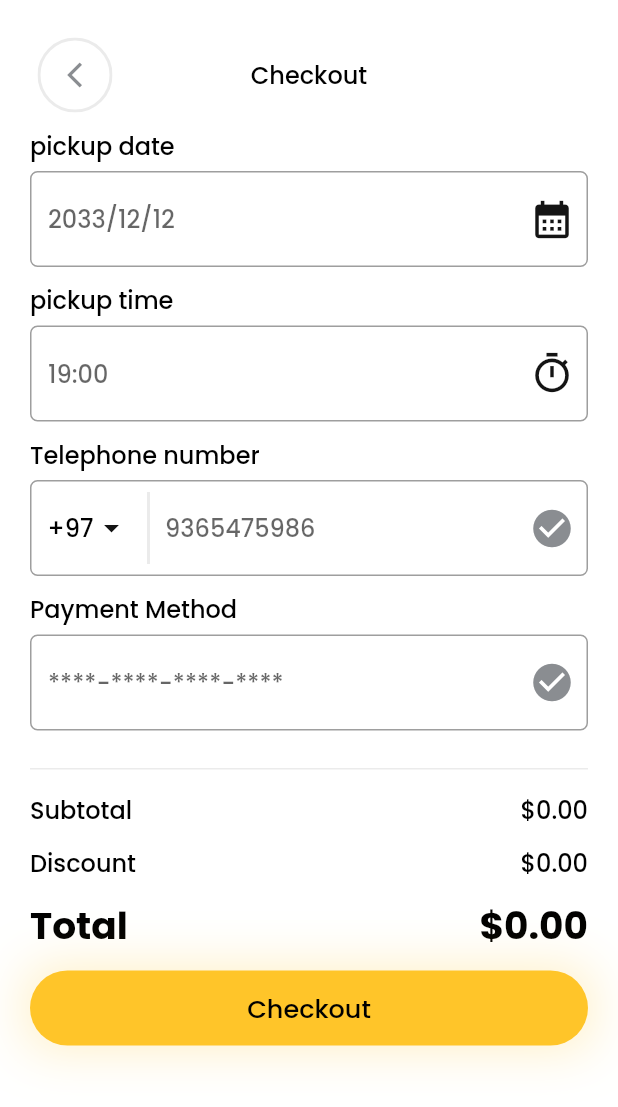
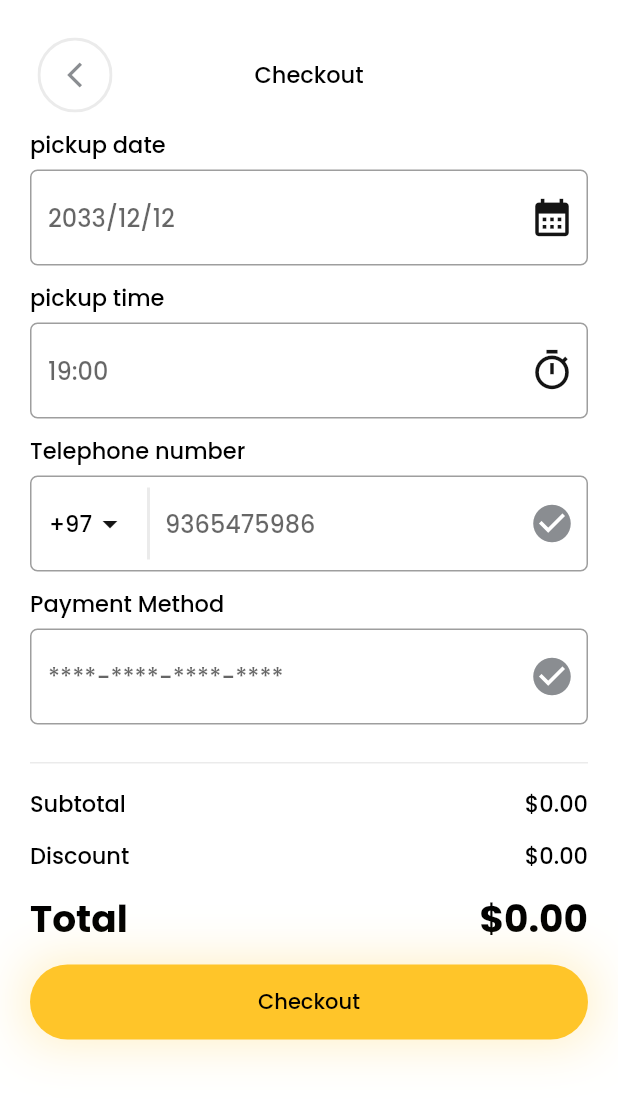
Before and after one commit to HamiiidAsgarian/flutter-honeysal-app, a Flutter app: the CartScreen screen opened directly, after a tap on "Checkout", on a phone screen of 412 x 824 dp. Shown: the top 1107 px of the screen. Run offline on Flutter 3.47's test engine with Material 2 defaults, Android fonts, the phone set to English and light mode, and no system bars; our stand-ins replace cached_network_image, flutter_bloc, mask_text_input_formatter, shared_preferences; accounts and stored records are empty.

Commit message:
add fees andimation

```diff
--- a/lib/consts.dart
+++ b/lib/consts.dart
@@ -28,7 +28,7 @@ class AppConst {
 
   static const TextStyle normalDescriptionStyle = TextStyle(
       fontFamily: "Poppins",
-      fontSize: 16,
+      fontSize: 15,
       color: Colors.black,
       fontWeight: FontWeight.w500);
   static const TextStyle chipTextStyle = TextStyle(
@@ -40,7 +40,7 @@ class AppConst {
   static const TextStyle detailTitleStyle = TextStyle(
       height: 1.2, //For no space to the top of the box
       fontFamily: "Poppins",
-      fontSize: 35,
+      fontSize: 30,
       color: Colors.black,
       fontWeight: FontWeight.w800);
   static const TextStyle detailPriceStyle = TextStyle(
@@ -57,9 +57,9 @@ class AppConst {
       fontWeight: FontWeight.w700);
   static const TextStyle productTitleStyle = TextStyle(
       fontFamily: "Poppins",
-      fontSize: 18,
+      fontSize: 15,
       color: Colors.black,
-      fontWeight: FontWeight.w800);
+      fontWeight: FontWeight.w600);
   static const TextStyle productSubtitleStyle = TextStyle(
       fontFamily: "Poppins",
       fontSize: 15,
--- a/lib/core/utilities.dart
+++ b/lib/core/utilities.dart
@@ -37,7 +37,7 @@ showLoadingDialogPanel(BuildContext context, String text) {
               padding: const EdgeInsets.symmetric(horizontal: 10),
               decoration: BoxDecoration(
                 borderRadius: BorderRadius.circular(5),
-                color: Colors.white,
+                // color: Colors.white,
               ),
               width: 140,
               height: 50,
--- a/lib/orbiter.dart
+++ b/lib/orbiter.dart
@@ -64,7 +64,7 @@ class Orbiter extends StatelessWidget {
     return Scaffold(
         backgroundColor: AppConst.whiteOrange,
         body: Center(
-          child: Container(
+          child: SizedBox(
             width: 150,
             height: 150,
             child: Stack(children: [
--- a/lib/view/screens/cart_screen.dart
+++ b/lib/view/screens/cart_screen.dart
@@ -91,10 +91,10 @@ class CartScreen extends StatelessWidget {
                                       Product currentProduct =
                                           state.cartSetData[index].product;
                                       if (count > cartList.length) {
-                                        showSnackBar(
-                                            context,
-                                            "${currentProduct.title} has been added to the cart",
-                                            SnackbarType.add);
+                                        // showSnackBar(
+                                        //     context,
+                                        //     "${currentProduct.title} has been added to the cart",
+                                        //     SnackbarType.add);
 
                                         BlocProvider.of<CartBloc>(context,
                                                 listen: false)
@@ -102,10 +102,10 @@ class CartScreen extends StatelessWidget {
                                                 item: currentProduct));
                                       } else if (cartList.length > 1 &&
                                           count < cartList.length) {
-                                        showSnackBar(
-                                            context,
-                                            "${currentProduct.title} has been deleted from the cart",
-                                            SnackbarType.delete);
+                                        // showSnackBar(
+                                        //     context,
+                                        //     "${currentProduct.title} has been deleted from the cart",
+                                        //     SnackbarType.delete);
 
                                         BlocProvider.of<CartBloc>(context,
                                                 listen: false)
@@ -135,8 +135,18 @@ class CartScreen extends StatelessWidget {
                         List<String> costsColculation =
                             costColculation(state.cartData);
 
-                        return Column(
-                            mainAxisAlignment: MainAxisAlignment.spaceBetween,
+                        return TweenAnimationBuilder(
+                            duration: const Duration(milliseconds: 300),
+                            tween: Tween(begin: 19.9, end: 0.1),
+                            builder: (context, value, child) {
+                              return Transform.translate(
+                                offset: Offset(0, value),
+                                child: Opacity(
+                                  //formula for using the same tween for opacity
+                                  opacity: (((value - 19.9).abs() * 5) / 100),
+                                  child: Column(
+                                      mainAxisAlignment:
+                                          MainAxisAlignment.spaceBetween,
                                       children: [
                                         RecieptRow(
                                           title: "Subtotal",
@@ -160,13 +170,18 @@ class CartScreen extends StatelessWidget {
                                                   MaterialPageRoute(
                                                       builder: ((context) =>
                                                           CheckoutScreen(
-                                                  costs: costsColculation,
+                                                            costs:
+                                                                costsColculation,
                                                             backButton: true,
-                                                  order: state.cartData,
+                                                            order:
+                                                                state.cartData,
                                                           ))));
                                             },
                                             title: "Checkout")
-                            ]);
+                                      ]),
+                                ),
+                              );
+                            });
                       },
                     )))
           ],
--- a/lib/view/screens/details_screen.dart
+++ b/lib/view/screens/details_screen.dart
@@ -80,7 +80,7 @@ class ProductDetailDataSliver extends StatelessWidget {
               const SizedBox(height: 20),
               CustomExpansionTile(
                   title: 'Ingredients', items: item.ingredients),
-              CustomExpansionTile(title: 'Allergens', items: item.ingredients),
+              CustomExpansionTile(title: 'Allergens', items: item.allergens),
             ],
           )),
     );
--- a/lib/view/widgets/vertical_card.dart
+++ b/lib/view/widgets/vertical_card.dart
@@ -146,7 +146,7 @@ class MainButton extends StatelessWidget {
             child: Text(title,
                 style: TextStyle(
                     fontFamily: "Poppins",
-                    fontSize: 17,
+                    fontSize: 14,
                     color: titleColor,
                     fontWeight: FontWeight.w500))));
   }
```
Also changed, not shown: lib/services/app_start_data.dart (+9 -14 lines), lib/view/screens/checkout_screen.dart (+10 -2 lines), lib/view/screens/home_screen.dart (+8 -0 lines), lib/view/screens/orders_screen.dart (+12 -4 lines), 1 other file. Lines whose indentation alone changed are shown as unchanged.
